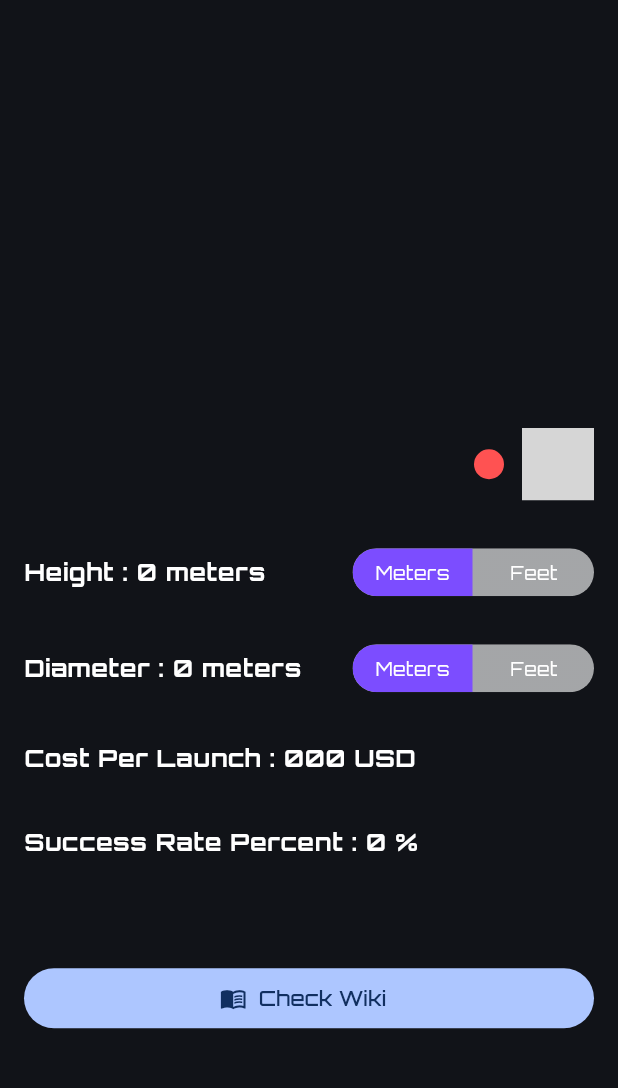
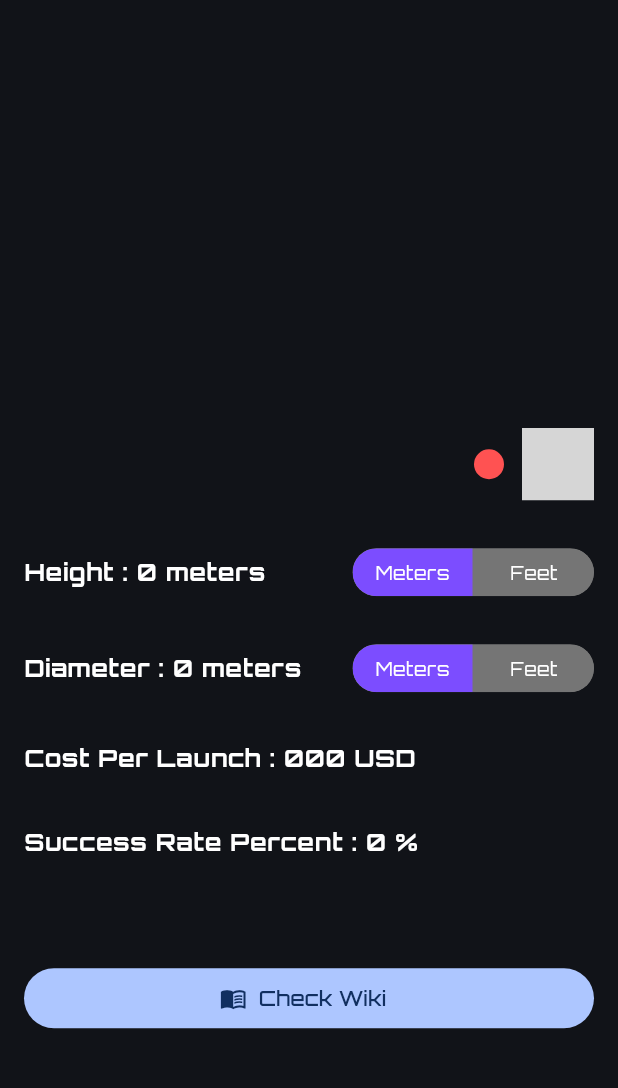
Before and after one commit to ThePunisher569/extraa_edge, a Flutter app: the RocketDetailsWidget screen opened directly with empty values, on a phone screen of 412 x 824 dp, the part 84-1172 px from its top. Run offline on Flutter 3.47's test engine with Material 2 defaults, Android fonts, the phone set to English and light mode, and no system bars; drawn by our look-alikes of carousel_slider, toggle_switch; our stand-ins replace cached_network_image, flutter_riverpod, google_fonts, liquid_pull_to_refresh, localstorage, logger; missing offline and left inert: blinking_text, flutter_animated_button; network calls fail; grey boxes are pictures that could not be loaded.

Commit message:
removed isLoading state change in loadFromNetwork for optimization. Launch button, diameter and height widget enhancement. image full screen view added. replaced progressIndicatorBuilder with placeholder in image.dart.

```diff
--- a/lib/ui/widgets/diameter_widget.dart
+++ b/lib/ui/widgets/diameter_widget.dart
@@ -45,16 +45,18 @@ class _DiameterWidgetState extends State<DiameterWidget> {
               minWidth: 80.0,
               minHeight: 32,
               initialLabelIndex: diameter ? 1 : 0,
-              cornerRadius: 20.0,
+              cornerRadius: 16.0,
               activeFgColor: Colors.white,
+              inactiveBgColor: Colors.grey.shade600,
               totalSwitches: 2,
               centerText: true,
               customTextStyles: [Theme.of(context).textTheme.bodySmall],
               labels: const ['Meters', 'Feet'],
               activeBgColors: const [
                 [Colors.deepPurpleAccent],
-                [Colors.indigoAccent]
+                [Colors.blueAccent]
               ],
+              animate: true,
               changeOnTap: true,
               curve: Curves.fastEaseInToSlowEaseOut,
               onToggle: (index) =>
--- a/lib/ui/widgets/height_widget.dart
+++ b/lib/ui/widgets/height_widget.dart
@@ -39,16 +39,18 @@ class _HeightWidgetState extends State<HeightWidget> {
               minWidth: 80.0,
               minHeight: 32,
               initialLabelIndex: height ? 1 : 0,
-              cornerRadius: 20.0,
+              cornerRadius: 16.0,
               activeFgColor: Colors.white,
+              inactiveBgColor: Colors.grey.shade600,
               totalSwitches: 2,
               centerText: true,
               customTextStyles: [Theme.of(context).textTheme.bodySmall],
               labels: const ['Meters', 'Feet'],
               activeBgColors: const [
                 [Colors.deepPurpleAccent],
-                [Colors.indigoAccent]
+                [Colors.blueAccent]
               ],
+              animate: true,
               changeOnTap: true,
               curve: Curves.fastEaseInToSlowEaseOut,
               onToggle: (index) =>
--- a/lib/ui/widgets/rocket_widget.dart
+++ b/lib/ui/widgets/rocket_widget.dart
@@ -22,7 +22,10 @@ class _RocketWidgetState extends State<RocketWidget> {
       child: Stack(
         fit: StackFit.expand,
         children: [
-          RocketImage(url: widget.rocket.flickerImages[0],fitType: BoxFit.fill,),
+          RocketImage(
+            url: widget.rocket.flickerImages[0],
+            fitType: BoxFit.fill,
+          ),
           Container(
             decoration: BoxDecoration(
               gradient: LinearGradient(
```
Also changed, not shown: lib/ui/rocket_list.dart (+27 -33 lines), lib/ui/widgets/image.dart (+2 -5 lines), lib/ui/widgets/image_carousel.dart (+5 -10 lines), lib/ui/widgets/launch_button.dart (+4 -4 lines).
